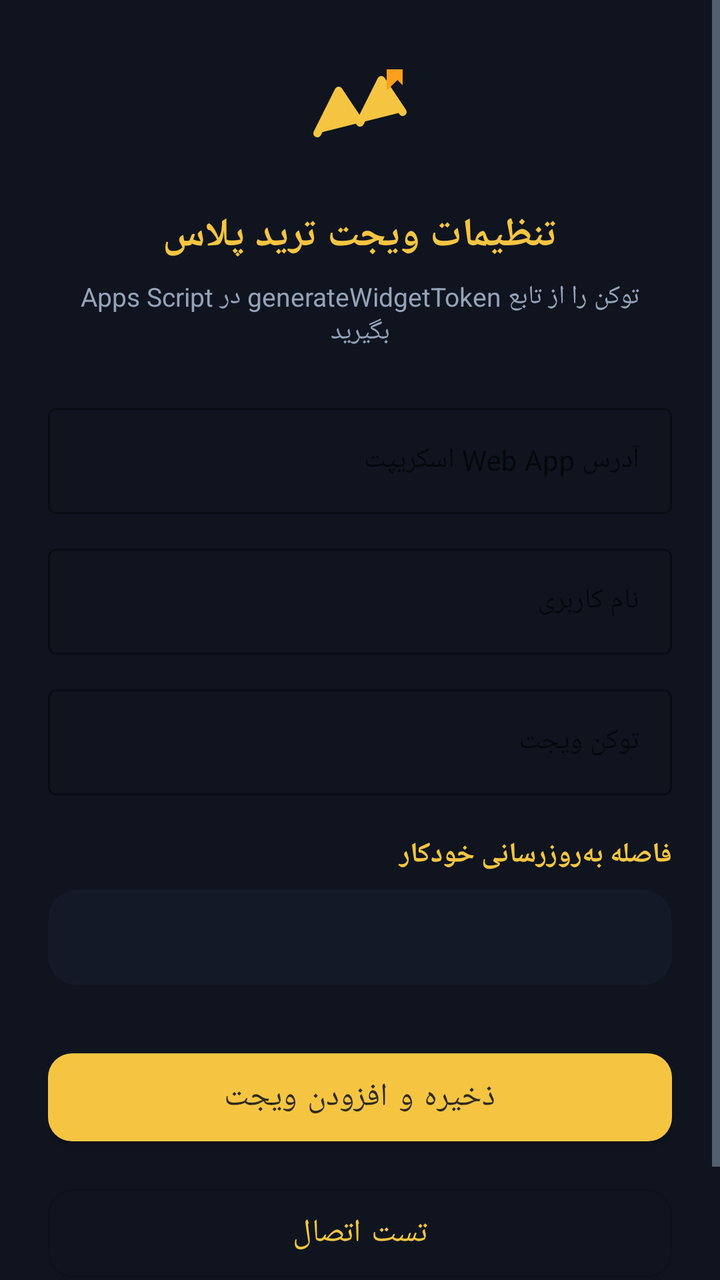
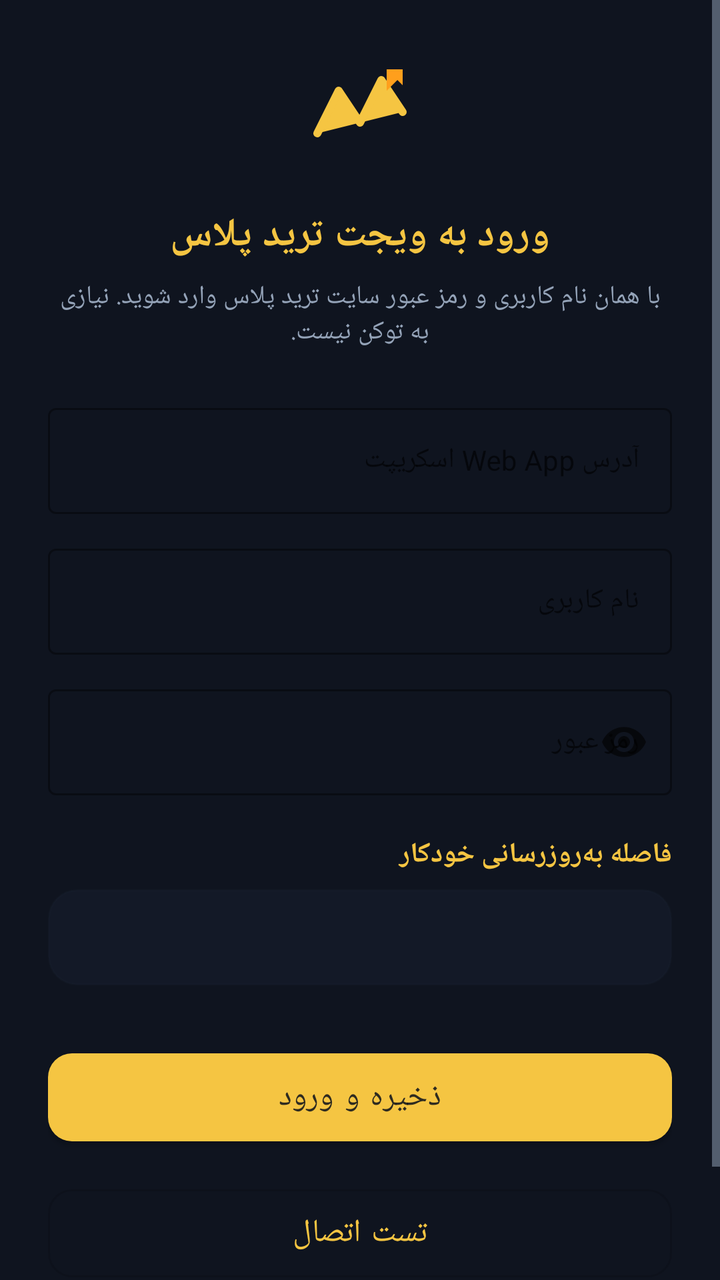

The first picture is an Android layout as it rendered before a commit; the second is the same layout after the commit. The layout source and the unified diff follow.
<!-- AndroidManifest.xml: activity theme Theme.TradePlussWidget -->
<!-- res/layout/activity_config.xml -->
<?xml version="1.0" encoding="utf-8"?>
<ScrollView xmlns:android="http://schemas.android.com/apk/res/android"
    xmlns:app="http://schemas.android.com/apk/res-auto"
    android:layout_width="match_parent"
    android:layout_height="match_parent"
    android:background="@color/bg_dark"
    android:fillViewport="true">

    <LinearLayout
        android:layout_width="match_parent"
        android:layout_height="wrap_content"
        android:orientation="vertical"
        android:padding="24dp">

        <ImageView
            android:layout_width="64dp"
            android:layout_height="64dp"
            android:layout_gravity="center_horizontal"
            android:src="@drawable/ic_logo"
            android:contentDescription="@string/app_name" />

        <TextView
            android:layout_width="match_parent"
            android:layout_height="wrap_content"
            android:layout_marginTop="16dp"
            android:gravity="center"
            android:text="@string/config_title"
            android:textColor="@color/accent_gold"
            android:textSize="20sp"
            android:textStyle="bold" />

        <TextView
            android:layout_width="match_parent"
            android:layout_height="wrap_content"
            android:layout_marginTop="8dp"
            android:gravity="center"
            android:text="@string/note"
            android:textColor="@color/text_secondary"
            android:textSize="13sp" />

        <com.google.android.material.textfield.TextInputLayout
            android:layout_width="match_parent"
            android:layout_height="wrap_content"
            android:layout_marginTop="24dp"
            android:hint="@string/webapp_url_hint"
            style="@style/Widget.MaterialComponents.TextInputLayout.OutlinedBox">

            <com.google.android.material.textfield.TextInputEditText
                android:id="@+id/et_webapp_url"
                android:layout_width="match_parent"
                android:layout_height="wrap_content"
                android:inputType="textUri"
                android:textColor="@color/text_primary"
                android:textSize="14sp" />
        </com.google.android.material.textfield.TextInputLayout>

        <com.google.android.material.textfield.TextInputLayout
            android:layout_width="match_parent"
            android:layout_height="wrap_content"
            android:layout_marginTop="12dp"
            android:hint="@string/username_hint"
            style="@style/Widget.MaterialComponents.TextInputLayout.OutlinedBox">

            <com.google.android.material.textfield.TextInputEditText
                android:id="@+id/et_username"
                android:layout_width="match_parent"
                android:layout_height="wrap_content"
                android:inputType="text"
                android:textColor="@color/text_primary"
                android:textSize="14sp" />
        </com.google.android.material.textfield.TextInputLayout>

        <com.google.android.material.textfield.TextInputLayout
            android:layout_width="match_parent"
            android:layout_height="wrap_content"
            android:layout_marginTop="12dp"
            android:hint="@string/token_hint"
            style="@style/Widget.MaterialComponents.TextInputLayout.OutlinedBox">

            <com.google.android.material.textfield.TextInputEditText
                android:id="@+id/et_token"
                android:layout_width="match_parent"
                android:layout_height="wrap_content"
                android:inputType="text"
                android:textColor="@color/text_primary"
                android:textSize="14sp" />
        </com.google.android.material.textfield.TextInputLayout>

        <TextView
            android:layout_width="match_parent"
            android:layout_height="wrap_content"
            android:layout_marginTop="20dp"
            android:text="@string/refresh_interval"
            android:textColor="@color/accent_gold"
            android:textSize="14sp"
            android:textStyle="bold" />

        <Spinner
            android:id="@+id/spinner_interval"
            android:layout_width="match_parent"
            android:layout_height="48dp"
            android:layout_marginTop="8dp"
            android:background="@drawable/bg_card"
            android:paddingStart="12dp"
            android:paddingEnd="12dp" />

        <com.google.android.material.button.MaterialButton
            android:id="@+id/btn_save"
            android:layout_width="match_parent"
            android:layout_height="56dp"
            android:layout_marginTop="28dp"
            android:text="@string/save"
            android:textSize="16sp"
            app:cornerRadius="12dp" />

        <com.google.android.material.button.MaterialButton
            android:id="@+id/btn_test_connection"
            android:layout_width="match_parent"
            android:layout_height="56dp"
            android:layout_marginTop="12dp"
            android:text="@string/test_connection"
            android:textSize="16sp"
            style="@style/Widget.MaterialComponents.Button.OutlinedButton"
            app:cornerRadius="12dp" />

        <TextView
            android:id="@+id/tv_status"
            android:layout_width="match_parent"
            android:layout_height="wrap_content"
            android:layout_marginTop="16dp"
            android:gravity="center"
            android:textColor="@color/text_secondary"
            android:textSize="13sp" />
    </LinearLayout>
</ScrollView>
<!-- resources referenced by this layout -->
<resources>
  <color name="accent_gold">#F5C542</color>
  <color name="bg_dark">#D90A0F1A</color>
  <color name="text_primary">#F8FAFC</color>
  <color name="text_secondary">#94A3B8</color>
  <!-- drawable bg_card (drawable) -->
  <?xml version="1.0" encoding="utf-8"?>
  <shape xmlns:android="http://schemas.android.com/apk/res/android"
      android:shape="rectangle">
      <solid android:color="#B3141C2C" />
      <corners android:radius="14dp" />
      <stroke
          android:width="1dp"
          android:color="#331E2A3A" />
  </shape>
  <!-- drawable ic_logo (drawable) -->
  <?xml version="1.0" encoding="utf-8"?>
  <vector xmlns:android="http://schemas.android.com/apk/res/android"
      android:width="48dp"
      android:height="48dp"
      android:viewportWidth="48"
      android:viewportHeight="48">
      <path
          android:fillColor="#F5C542"
          android:pathData="M8,32 L16,16 L24,28 L32,12 L40,24"
          android:strokeWidth="3"
          android:strokeColor="#F5C542"
          android:strokeLineCap="round"
          android:strokeLineJoin="round"
          android:fillType="nonZero" />
      <path
          android:fillColor="#FF9F1C"
          android:pathData="M34,8 L40,8 L40,14 L38,12 L34,16 Z" />
  </vector>
  <string name="app_name">ترید پلاس ویجت</string>
  <string name="config_title">تنظیمات ویجت ترید پلاس</string>
  <string name="note">توکن را از تابع generateWidgetToken در Apps Script بگیرید</string>
  <string name="refresh_interval">فاصله به‌روزرسانی خودکار</string>
  <string name="save">ذخیره و افزودن ویجت</string>
  <string name="test_connection">تست اتصال</string>
  <string name="token_hint">توکن ویجت</string>
  <string name="username_hint">نام کاربری</string>
  <string name="webapp_url_hint">آدرس Web App اسکریپت</string>
  <style name="Theme.TradePlussWidget" parent="Theme.MaterialComponents.DayNight.NoActionBar">
          <item name="colorPrimary">@color/accent_gold</item>
          <item name="colorPrimaryVariant">@color/accent_gold</item>
          <item name="colorOnPrimary">@color/bg_dark</item>
          <item name="colorSecondary">@color/accent_gold</item>
          <item name="android:statusBarColor">@color/bg_dark</item>
          <item name="android:navigationBarColor">@color/bg_dark</item>
          <item name="android:windowBackground">@color/bg_dark</item>
          <item name="android:textColorPrimary">@color/text_primary</item>
          <item name="android:textColorSecondary">@color/text_secondary</item>
      </style>
</resources>

<!-- the commit's change to res/layout/activity_config.xml (unified diff, before → after) -->
@@ -65,7 +65,7 @@
                 android:id="@+id/et_username"
                 android:layout_width="match_parent"
                 android:layout_height="wrap_content"
-                android:inputType="text"
+                android:inputType="textEmailAddress"
                 android:textColor="@color/text_primary"
                 android:textSize="14sp" />
         </com.google.android.material.textfield.TextInputLayout>
@@ -74,14 +74,15 @@
             android:layout_width="match_parent"
             android:layout_height="wrap_content"
             android:layout_marginTop="12dp"
-            android:hint="@string/token_hint"
+            android:hint="@string/password_hint"
+            app:endIconMode="password_toggle"
             style="@style/Widget.MaterialComponents.TextInputLayout.OutlinedBox">
 
             <com.google.android.material.textfield.TextInputEditText
-                android:id="@+id/et_token"
+                android:id="@+id/et_password"
                 android:layout_width="match_parent"
                 android:layout_height="wrap_content"
-                android:inputType="text"
+                android:inputType="textPassword"
                 android:textColor="@color/text_primary"
                 android:textSize="14sp" />
         </com.google.android.material.textfield.TextInputLayout>
<!-- resource entries referenced after the edit -->
@@ -34,12 +34,12 @@
           android:pathData="M34,8 L40,8 L40,14 L38,12 L34,16 Z" />
   </vector>
   <string name="app_name">ترید پلاس ویجت</string>
-  <string name="config_title">تنظیمات ویجت ترید پلاس</string>
-  <string name="note">توکن را از تابع generateWidgetToken در Apps Script بگیرید</string>
+  <string name="config_title">ورود به ویجت ترید پلاس</string>
+  <string name="note">با همان نام کاربری و رمز عبور سایت ترید پلاس وارد شوید. نیازی به توکن نیست.</string>
+  <string name="password_hint">رمز عبور</string>
   <string name="refresh_interval">فاصله به‌روزرسانی خودکار</string>
-  <string name="save">ذخیره و افزودن ویجت</string>
+  <string name="save">ذخیره و ورود</string>
   <string name="test_connection">تست اتصال</string>
-  <string name="token_hint">توکن ویجت</string>
   <string name="username_hint">نام کاربری</string>
   <string name="webapp_url_hint">آدرس Web App اسکریپت</string>
   <style name="Theme.TradePlussWidget" parent="Theme.MaterialComponents.DayNight.NoActionBar">
